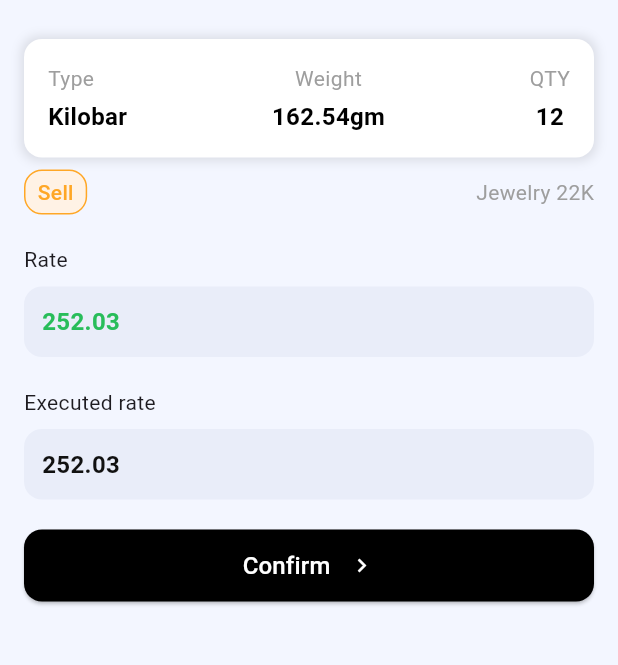
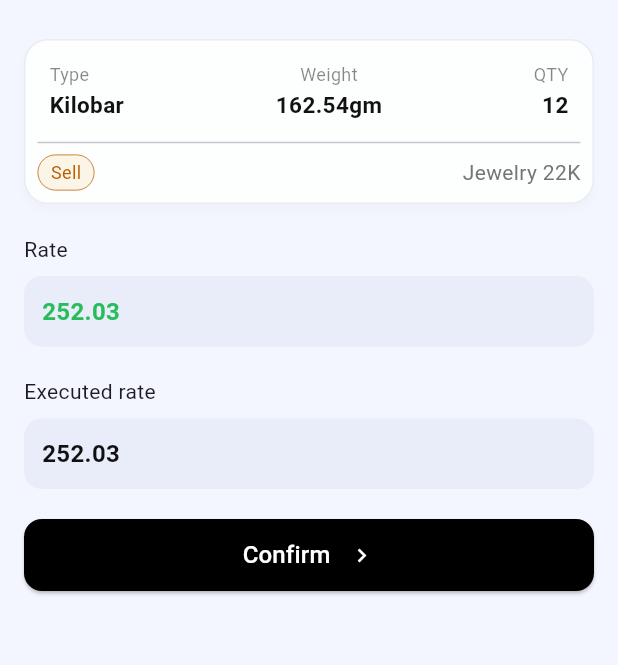
Before and after one commit to Saniat-Injam/dream_emirates, a Flutter app: the VirtualSellScreen screen opened directly, on a phone screen of 412 x 824 dp, the part 117-782 px from its top. Run offline on Flutter 3.47's test engine with Material 3 defaults, Android fonts, the phone set to English and light mode, and no system bars.

Commit message:
sell button added

```diff
--- a/lib/phase2/part1/virtual_buy_1.dart
+++ b/lib/phase2/part1/virtual_buy_1.dart
@@ -77,8 +77,8 @@ class VirtualBuyScreenState extends State<VirtualBuyScreen> {
                   // Divider
                   Expanded(
                     child: Container(
-                      height: 1,
-                      color: Colors.grey[300],
+                      height: 0.5,
+                      color: Colors.grey[400],
                       margin: const EdgeInsets.symmetric(horizontal: 8),
                     ),
                   ),
--- a/lib/phase2/part1/virtual_sell_1.dart
+++ b/lib/phase2/part1/virtual_sell_1.dart
@@ -76,8 +76,8 @@ class VirtualBuyScreenState extends State<VirtualBuyScreen> {
                   // Divider
                   Expanded(
                     child: Container(
-                      height: 1,
-                      color: Colors.grey[300],
+                      height: 0.5,
+                      color: Colors.grey[400],
                       margin: const EdgeInsets.symmetric(horizontal: 8),
                     ),
                   ),
--- a/lib/phase2/part1/virtual_sell_2.dart
+++ b/lib/phase2/part1/virtual_sell_2.dart
@@ -23,6 +23,7 @@ class VirtualSellScreen extends StatefulWidget {
 }
 
 class VirtualSellScreenState extends State<VirtualSellScreen> {
+  int quantity = 12;
   bool isInfoSelected = true;
   bool isConfirmSelected = true;
 
@@ -104,80 +105,108 @@ class VirtualSellScreenState extends State<VirtualSellScreen> {
                 ],
               ),
               const SizedBox(height: 24),
-              // Details container
+              // Card for Type, Weight and QTY
               Container(
-                padding: const EdgeInsets.all(16),
-                decoration: BoxDecoration(
-                  color: Colors.white,
-                  borderRadius: BorderRadius.circular(12),
-                  boxShadow: [
+                padding: const EdgeInsets.all(8),
+                decoration: ShapeDecoration(
+                    color: Colors.white.withOpacity(0.8999999761581421),
+                    shape: RoundedRectangleBorder(
+                      side:
+                          const BorderSide(width: 1, color: Color(0xFFE8EDF1)),
+                      borderRadius: BorderRadius.circular(16),
+                    ),
+                    shadows: const [
                       BoxShadow(
-                      color: Colors.black.withOpacity(0.1),
-                      spreadRadius: 2,
-                      blurRadius: 5,
+                        color: Color(0x05000000),
+                        blurRadius: 4,
+                        offset: Offset(0, 4),
+                        spreadRadius: 0,
                       ),
-                  ],
-                ),
-                child: const Row(
+                    ]),
+                child: Column(
+                  children: [
+                    Container(
+                      padding: const EdgeInsets.all(8),
+                      child: Row(
                         mainAxisAlignment: MainAxisAlignment.spaceBetween,
                         children: [
-                    Column(
+                          const Column(
                             crossAxisAlignment: CrossAxisAlignment.start,
                             children: [
-                        Text(
-                          "Type",
+                              Opacity(
+                                opacity: 0.50,
+                                child: Text(
+                                  'Type',
                                   style: TextStyle(
-                            color: Colors.grey,
-                            fontSize: 14,
+                                    color: Color(0xFF111111),
+                                    fontSize: 12,
+                                    fontWeight: FontWeight.w400,
+                                    height: 0,
+                                  ),
                                 ),
                               ),
                               SizedBox(height: 4),
                               Text(
-                          "Kilobar",
+                                'Kilobar',
                                 style: TextStyle(
-                            color: Colors.black,
-                            fontSize: 16,
+                                  color: Color(0xFF111111),
+                                  fontSize: 15,
                                   fontWeight: FontWeight.w600,
+                                  height: 0,
+                                ),
+                              ),
+                            ],
+                          ),
+                          const Column(
+                            crossAxisAlignment: CrossAxisAlignment.center,
+                            children: [
+                              Opacity(
+                                opacity: 0.50,
+                                child: Text(
+                                  'Weight',
+                                  style: TextStyle(
+                                    color: Color(0xFF111111),
+                                    fontSize: 12,
+                                    fontWeight: FontWeight.w400,
+                                    height: 0,
+                                  ),
+                                ),
+                              ),
+                              SizedBox(height: 4),
+                              Text(
+                                '162.54gm',
+                                style: TextStyle(
+                                  color: Color(0xFF111111),
+                                  fontSize: 15,
+                                  fontWeight: FontWeight.w600,
+                                  height: 0,
                                 ),
                               ),
                             ],
                           ),
                           Column(
+                            crossAxisAlignment: CrossAxisAlignment.end,
                             children: [
-                        Text(
-                          "Weight",
+                              const Opacity(
+                                opacity: 0.50,
+                                child: Text(
+                                  'QTY',
                                   style: TextStyle(
-                            color: Colors.grey,
-                            fontSize: 14,
+                                    color: Color(0xFF111111),
+                                    fontSize: 12,
+                                    fontWeight: FontWeight.w400,
+                                    height: 0,
                                   ),
                                 ),
-                        SizedBox(height: 4),
+                              ),
+                              const SizedBox(height: 4),
                               Text(
-                          "162.54gm",
-                          style: TextStyle(
-                            color: Colors.black,
-                            fontSize: 16,
+                                '$quantity',
+                                style: const TextStyle(
+                                  color: Color(0xFF111111),
+                                  fontSize: 15,
                                   fontWeight: FontWeight.w600,
-                          ),
-                        ),
-                      ],
-                    ),
-                    Column(
-                      children: [
-                        Text(
-                          "QTY",
-                          style: TextStyle(
-                            color: Colors.grey,
-                            fontSize: 14,
-                          ),
-                        ),
-                        SizedBox(height: 4),
-                        Text(
-                          "12",
-                          style: TextStyle(
-                            color: Colors.black,
-                            fontSize: 16,
-                            fontWeight: FontWeight.w600,
+                                  height: 0,
                                 ),
                               ),
                             ],
@@ -185,34 +214,66 @@ class VirtualSellScreenState extends State<VirtualSellScreen> {
                         ],
                       ),
                     ),
-              const SizedBox(height: 8),
+
+                    // Straight line
+                    const Divider(),
+
                     Row(
+                      mainAxisAlignment: MainAxisAlignment.spaceBetween,
                       children: [
                         Container(
-                    padding:
-                        const EdgeInsets.symmetric(horizontal: 8, vertical: 4),
+                          height: 24,
+                          width: 38,
                           decoration: BoxDecoration(
-                      color: const Color(0xFFFFF2E5),
+                            color: const Color(0x19EBA413),
                             borderRadius: BorderRadius.circular(12),
-                      border: Border.all(color: const Color(0xFFFFA726)),
+                            border: Border.all(
+                              width: 0.5,
+                              color: const Color(0xFFBA5D00),
                             ),
-                    child: const Text(
+                          ),
+                          child: const Center(
+                            child: Text(
                               "Sell",
                               style: TextStyle(
-                        color: Color(0xFFFFA726),
-                        fontWeight: FontWeight.w500,
+                                color: Color(0xFFBA5D00),
+                                fontSize: 12,
+                                fontWeight: FontWeight.w400,
+                                height: 0.11,
                               ),
                             ),
                           ),
-                  const Spacer(),
-                  const Text(
-                    "Jewelry 22K",
+                        ),
+
+                        // ElevatedButton(
+                        //   onPressed: () {},
+                        //   style: ElevatedButton.styleFrom(
+                        //     //backgroundColor: const Color(0x190088FF),
+                        //     side: const BorderSide(color: Colors.blue),
+                        //     shape: RoundedRectangleBorder(
+                        //       borderRadius: BorderRadius.circular(20),
+                        //     ),
+                        //     padding: const EdgeInsets.symmetric(
+                        //         horizontal: 20, vertical: 10),
+                        //   ),
+                        //   child: const Text(
+                        //     'Buy',
+                        //     style: TextStyle(color: Colors.blue),
+                        //   ),
+                        // ),
+                        Text(
+                          'Jewelry 22K',
                           style: TextStyle(
-                      color: Colors.grey,
+                            fontSize: 14,
+                            color: Colors.grey.shade600,
                           ),
                         ),
                       ],
                     ),
+                  ],
+                ),
+              ),
+
               const SizedBox(height: 20),
               // Rate display
               const Text("Rate"),
```
Also changed, not shown: lib/gesture_detector.dart (added, +36 -0 lines), lib/inkwell.dart (added, +36 -0 lines), lib/phase2/part1/virtual_buy_2.dart (+58 -25 lines), lib/extra.dart (renamed from lib/phase3/extra.dart). Lines whose indentation alone changed are shown as unchanged.
